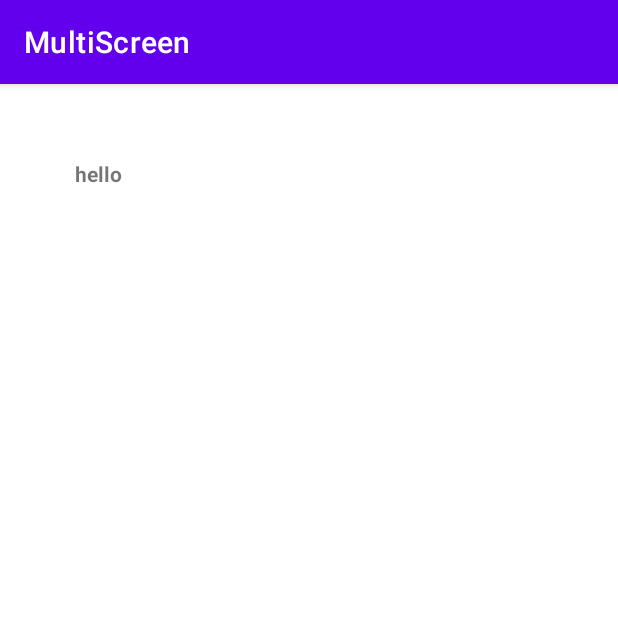
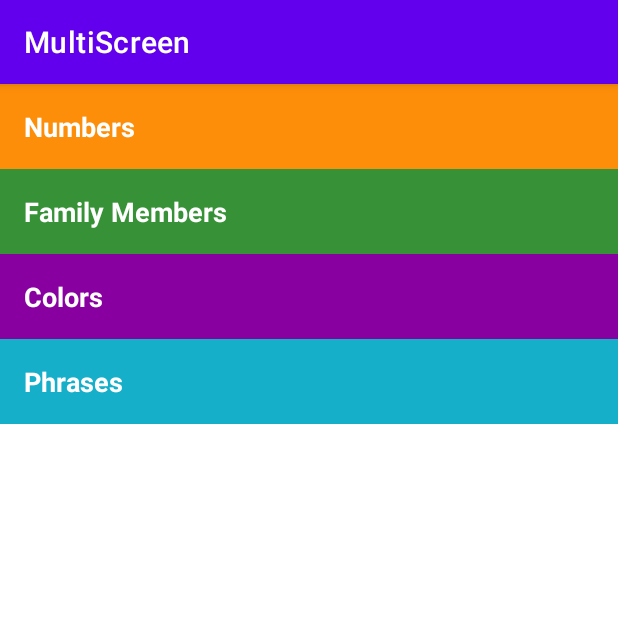
Before and after one commit to pogo420/AndroidLearning, an Android app: the screen it shows after launch (MultiScreen), on a phone screen of 412 x 824 dp, the top half of it. Run offline under Robolectric (Android 15) with nearby library versions, the phone set to English and light mode, and no system bars.

Commit message:
Multi App initial setup

```diff
--- a/app/src/main/res/layout/multi_screen_master.xml
+++ b/app/src/main/res/layout/multi_screen_master.xml
@@ -1,14 +1,31 @@
 <?xml version="1.0" encoding="utf-8"?>
 <LinearLayout xmlns:android="http://schemas.android.com/apk/res/android"
-    android:orientation="vertical" android:layout_width="match_parent"
-    android:layout_height="match_parent">
+    android:layout_width="match_parent"
+    android:layout_height="match_parent"
+    android:orientation="vertical">
 
     <TextView
-        android:layout_width="match_parent"
-        android:layout_height="wrap_content"
-        android:padding="50dp"
-        android:text="@string/test"
-        android:textStyle="bold"
-        />
+        android:id="@+id/numbers"
+        style="@style/CategoryStyle"
+        android:background="@color/category_numbers"
+        android:text="@string/category_numbers" />
+
+    <TextView
+        android:id="@+id/family"
+        style="@style/CategoryStyle"
+        android:background="@color/category_family"
+        android:text="@string/category_family" />
+
+    <TextView
+        android:id="@+id/colors"
+        style="@style/CategoryStyle"
+        android:background="@color/category_colors"
+        android:text="@string/category_colors" />
+
+    <TextView
+        android:id="@+id/phrases"
+        style="@style/CategoryStyle"
+        android:background="@color/category_phrases"
+        android:text="@string/category_phrases" />
 
 </LinearLayout>
--- a/app/src/main/res/values/colors.xml
+++ b/app/src/main/res/values/colors.xml
@@ -7,4 +7,23 @@
     <color name="teal_700">#FF018786</color>
     <color name="black">#FF000000</color>
     <color name="white">#FFFFFFFF</color>
+    <color name="primary_color">#4A312A</color>
+
+    <!-- Primary dark color of the app (shown in the status bar) -->
+    <color name="primary_dark_color">#2F1D1A</color>
+
+    <!-- Background color for app -->
+    <color name="tan_background">#FFF7DA</color>
+
+    <!-- Background color for the numbers category -->
+    <color name="category_numbers">#FD8E09</color>
+
+    <!-- Background color for the family members category -->
+    <color name="category_family">#379237</color>
+
+    <!-- Background color for the colors category -->
+    <color name="category_colors">#8800A0</color>
+
+    <!-- Background color for the phrases category -->
+    <color name="category_phrases">#16AFCA</color>
 </resources>
--- a/app/src/main/res/values/strings.xml
+++ b/app/src/main/res/values/strings.xml
@@ -5,4 +5,16 @@
     <string name="log_tag">App Activity</string>
     <string name="log_on_create">--OnCreate Execution--</string>
 
+    <!-- Category name for phrases [CHAR LIMIT=20] -->
+    <string name="category_phrases">Phrases</string>
+
+    <!-- Category name for the vocabulary words for colors [CHAR LIMIT=20] -->
+    <string name="category_colors">Colors</string>
+
+    <!-- Category name for the vocabulary words for numbers [CHAR LIMIT=20] -->
+    <string name="category_numbers">Numbers</string>
+
+    <!-- Category name for the vocabulary words for family members [CHAR LIMIT=20] -->
+    <string name="category_family">Family Members</string>
+
 </resources>
--- /dev/null
+++ b/app/src/main/res/values/styles.xml
@@ -0,0 +1,20 @@
+<?xml version="1.0" encoding="utf-8"?>
+<resources>
+        <!-- Base application theme. -->
+        <style name="AppTheme" parent="Theme.AppCompat.Light.DarkActionBar">
+            <item name="colorPrimary">@color/primary_color</item>
+            <item name="colorPrimaryDark">@color/primary_dark_color</item>
+        </style>
+
+        <!-- Style for a category of vocabulary words -->
+        <style name="CategoryStyle">
+            <item name="android:layout_width">match_parent</item>
+            <item name="android:layout_height">wrap_content</item>
+            <item name="android:gravity">center_vertical</item>
+            <item name="android:padding">16dp</item>
+            <item name="android:textColor">@android:color/white</item>
+            <item name="android:textStyle">bold</item>
+            <item name="android:textAppearance">?android:textAppearanceMedium</item>
+        </style>
+
+</resources>
```
Also changed, not shown: app/src/main/AndroidManifest.xml (+5 -3 lines), app/src/main/java/com/example/androidlearning/ColoursActivity.java (added, +14 -0 lines), app/src/main/java/com/example/androidlearning/FamilyActivity.java (added, +14 -0 lines), app/src/main/java/com/example/androidlearning/NumbersActivity.java (added, +14 -0 lines), app/src/main/java/com/example/androidlearning/PhrasesActivity.java (added, +14 -0 lines), app/src/main/res/layout/activity_colours.xml (added, +9 -0 lines), app/src/main/res/layout/activity_family.xml (added, +9 -0 lines), app/src/main/res/layout/activity_numbers.xml (added, +9 -0 lines), app/src/main/res/layout/activity_phrases.xml (added, +9 -0 lines).
